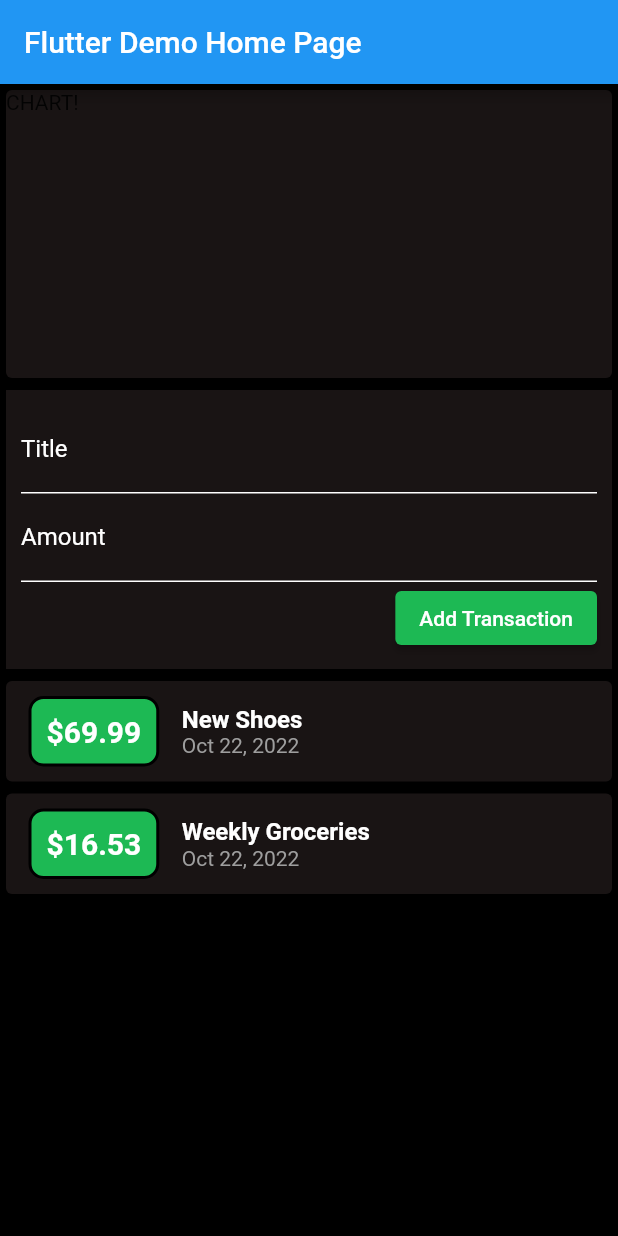
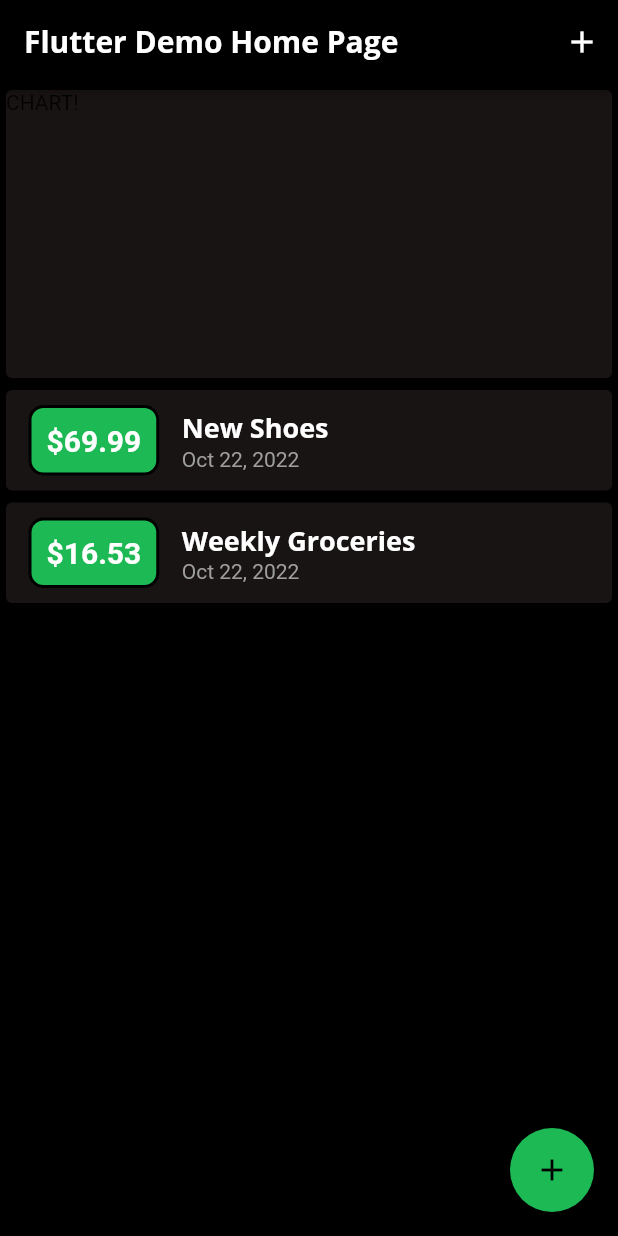
Before and after one commit to emmanuelorobinson/expense-planner, a Flutter app: the screen it shows after launch, on a phone screen of 412 x 824 dp. Run offline on Flutter 3.47's test engine with Material 2 defaults, Android fonts, the phone set to English and light mode, and no system bars.

```diff
--- a/lib/main.dart
+++ b/lib/main.dart
@@ -1,7 +1,8 @@
 import 'package:flutter/material.dart';
-import 'package:intl/intl.dart';
 
-import './transaction.dart';
+import './models/transaction.dart';
+import './widgets/transaction_list.dart';
+import './widgets/new_transaction.dart';
 
 void main() {
   runApp(const MyApp());
@@ -15,19 +16,44 @@ class MyApp extends StatelessWidget {
     return MaterialApp(
       title: 'Flutter Demo',
       theme: ThemeData(
-        primarySwatch: Colors.blue,
+        primaryColor: const Color(0xFF191414),
+        accentColor: const Color(0xFF1DB954),
+        fontFamily: 'Quicksand',
+        textTheme: ThemeData.light().textTheme.copyWith(
+              headline6: const TextStyle(
+                fontFamily: 'OpenSans',
+                fontSize: 18,
+                fontWeight: FontWeight.bold,
+                color: Colors.white,
+              ),
+              button: const TextStyle(color: Colors.white),
+            ),
+        appBarTheme: AppBarTheme(
+          textTheme: ThemeData.light().textTheme.copyWith(
+                headline6: const TextStyle(
+                  fontFamily: 'OpenSans',
+                  fontSize: 20,
+                  fontWeight: FontWeight.bold,
+                ),
+              ),
+        ),
       ),
       home: MyHomePage(title: 'Flutter Demo Home Page'),
     );
   }
 }
 
-class MyHomePage extends StatelessWidget {
+class MyHomePage extends StatefulWidget {
   MyHomePage({super.key, required this.title});
 
   final String title;
 
-  final List<Transaction> transaction = [
+  @override
+  State<MyHomePage> createState() => _MyHomePageState();
+}
+
+class _MyHomePageState extends State<MyHomePage> {
+  final List<Transaction> _userTransactions = [
     Transaction(
       id: 't1',
       title: 'New Shoes',
@@ -42,20 +68,42 @@ class MyHomePage extends StatelessWidget {
     ),
   ];
 
-  // String titleInput = '';
-  // String amountInput = '';
+  void _addNewTransaction(String txTitle, double txAmount) {
+    final newTx = Transaction(
+      title: txTitle,
+      amount: txAmount,
+      date: DateTime.now(),
+      id: DateTime.now().toString(),
+    );
 
-  final titleController = TextEditingController();
-  final amountController = TextEditingController();
+    setState(() {
+      _userTransactions.add(newTx);
+    });
+  }
+
+  void _startAddNewTransaction(BuildContext ctx) {
+    showModalBottomSheet(
+        context: ctx,
+        builder: (_) {
+          return NewTransaction(_addNewTransaction);
+        });
+  }
 
   @override
   Widget build(BuildContext context) {
     return Scaffold(
       backgroundColor: Colors.black,
       appBar: AppBar(
-          title: Text(title),
+        title: Text(widget.title),
+        backgroundColor: Colors.black,
+        actions: <Widget>[
+          IconButton(
+            icon: const Icon(Icons.add),
+            onPressed: () => _startAddNewTransaction(context),
           ),
-        body: Center(
+        ],
+      ),
+      body: SingleChildScrollView(
         child: Column(
           // mainAxisAlignment: MainAxisAlignment.center,
           crossAxisAlignment: CrossAxisAlignment.stretch,
@@ -63,107 +111,21 @@ class MyHomePage extends StatelessWidget {
             Container(
               width: 200,
               height: 200,
-                child: const Card(
-                  color: Color(0xFF191414),
+              child: Card(
+                color: Theme.of(context).primaryColor,
                 elevation: 5,
                 child: Text('CHART!'),
               ),
             ),
-              Card(
-                child: Container(
-                  color: const Color(0xFF191414),
-                  padding: const EdgeInsets.all(10),
-                  child: Column(
-                    crossAxisAlignment: CrossAxisAlignment.end,
-                    children: <Widget>[
-                      TextField(
-                        style: const TextStyle(color: Colors.white),
-                        decoration: const InputDecoration(
-                          labelText: 'Title',
-                          labelStyle: TextStyle(color: Colors.white),
-                          enabledBorder: UnderlineInputBorder(
-                            borderSide: BorderSide(color: Colors.white),
-                          ),
-                        ),
-                        controller: titleController,
-                        // onChanged: (value) => titleInput = value,
-                      ),
-                      TextField(
-                        style: const TextStyle(color: Colors.white),
-                        decoration: const InputDecoration(
-                          labelText: 'Amount',
-                          labelStyle: TextStyle(color: Colors.white),
-                          enabledBorder: UnderlineInputBorder(
-                            borderSide: BorderSide(color: Colors.white),
-                          ),
-                        ),
-                        controller: amountController,
-                        // onChanged: (value) => amountInput = value,
-                      ),
-                      ElevatedButton(
-                          style: ElevatedButton.styleFrom(
-                              backgroundColor: const Color(0xFF1DB954)),
-                          onPressed: () {
-                            print(titleController.text);
-                            print(amountController.text);
-                          },
-                          child: const Text('Add Transaction')),
+            TransactionList(_userTransactions),
           ],
         ),
       ),
-              ),
-              Column(
-                children: transaction.map((tx) {
-                  return Card(
-                    color: Color(0xFF191414),
-                    child: Row(
-                      children: <Widget>[
-                        Container(
-                          margin: const EdgeInsets.symmetric(
-                            vertical: 10,
-                            horizontal: 15,
-                          ),
-                          decoration: BoxDecoration(
-                            color: Color(0xFF1DB954),
-                            borderRadius: BorderRadius.circular(10),
-                            border: Border.all(
-                              width: 2,
-                            ),
-                          ),
-                          padding: const EdgeInsets.all(10),
-                          child: Text(
-                            '\$${tx.amount}',
-                            style: const TextStyle(
-                              fontWeight: FontWeight.bold,
-                              fontSize: 20,
-                              color: Colors.white,
-                            ),
-                          ),
-                        ),
-                        Column(
-                          crossAxisAlignment: CrossAxisAlignment.start,
-                          children: <Widget>[
-                            Text(
-                              tx.title,
-                              style: const TextStyle(
-                                color: Colors.white,
-                                fontSize: 16,
-                                fontWeight: FontWeight.bold,
-                              ),
-                            ),
-                            Text(
-                              DateFormat.yMMMd().format(tx.date),
-                              style: const TextStyle(color: Colors.grey),
-                            ),
-                          ],
-                        )
-                      ],
+      floatingActionButton: FloatingActionButton(
+        backgroundColor: Theme.of(context).accentColor,
+        onPressed: () => _startAddNewTransaction(context),
+        child: const Icon(Icons.add),
       ),
     );
-                }).toList(),
-              ),
-            ],
-          ),
-        ));
   }
 }
--- /dev/null
+++ b/lib/widgets/transaction_list.dart
@@ -0,0 +1,63 @@
+import 'package:flutter/material.dart';
+import 'package:intl/intl.dart';
+
+import '../models/transaction.dart';
+
+class TransactionList extends StatelessWidget {
+  final List<Transaction> transactions;
+
+  TransactionList(this.transactions);
+
+  @override
+  Widget build(BuildContext context) {
+    return Container(
+        height: 300,
+        child: ListView.builder(
+          itemBuilder: (context, index) {
+            return Card(
+              color: Theme.of(context).primaryColor,
+              child: Row(
+                children: <Widget>[
+                  Container(
+                    margin: const EdgeInsets.symmetric(
+                      vertical: 10,
+                      horizontal: 15,
+                    ),
+                    decoration: BoxDecoration(
+                      color: Theme.of(context).accentColor,
+                      borderRadius: BorderRadius.circular(10),
+                      border: Border.all(
+                        width: 2,
+                      ),
+                    ),
+                    padding: const EdgeInsets.all(10),
+                    child: Text(
+                      '\$${transactions[index].amount.toStringAsFixed(2)}',
+                      style: const TextStyle(
+                        fontWeight: FontWeight.bold,
+                        fontSize: 20,
+                        color: Colors.white,
+                      ),
+                    ),
+                  ),
+                  Column(
+                    crossAxisAlignment: CrossAxisAlignment.start,
+                    children: <Widget>[
+                      Text(
+                        transactions[index].title,
+                        style: Theme.of(context).textTheme.headline6,
+                      ),
+                      Text(
+                        DateFormat.yMMMd().format(transactions[index].date),
+                        style: const TextStyle(color: Colors.grey),
+                      ),
+                    ],
+                  )
+                ],
+              ),
+            );
+          },
+          itemCount: transactions.length,
+        ));
+  }
+}
```
Also changed, not shown: lib/widgets/new_transaction.dart (added, +76 -0 lines), pubspec.yaml (+11 -6 lines), assets/fonts/OpenSans-Bold.ttf (added), assets/fonts/OpenSans-Regular.ttf (added), assets/fonts/Quicksand-Bold.ttf (added), assets/fonts/Quicksand-Light.ttf (added), assets/fonts/Quicksand-Medium.ttf (added), assets/fonts/Quicksand-Regular.ttf (added), lib/models/transaction.dart (renamed from lib/transaction.dart). Lines whose indentation alone changed are shown as unchanged.
